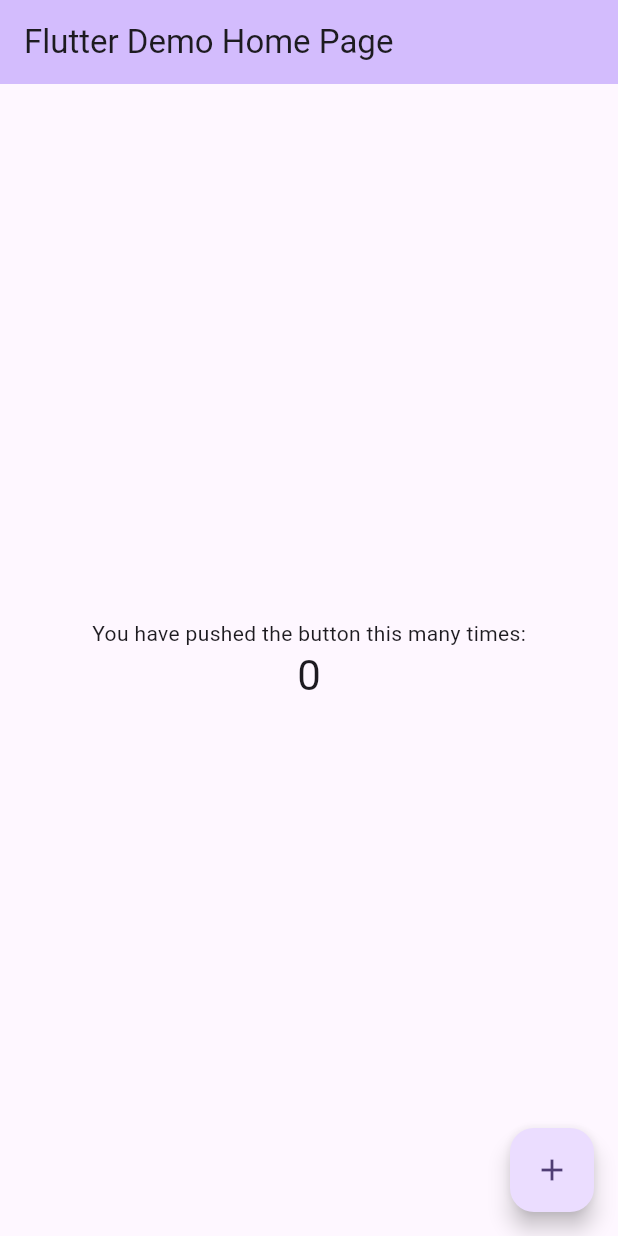
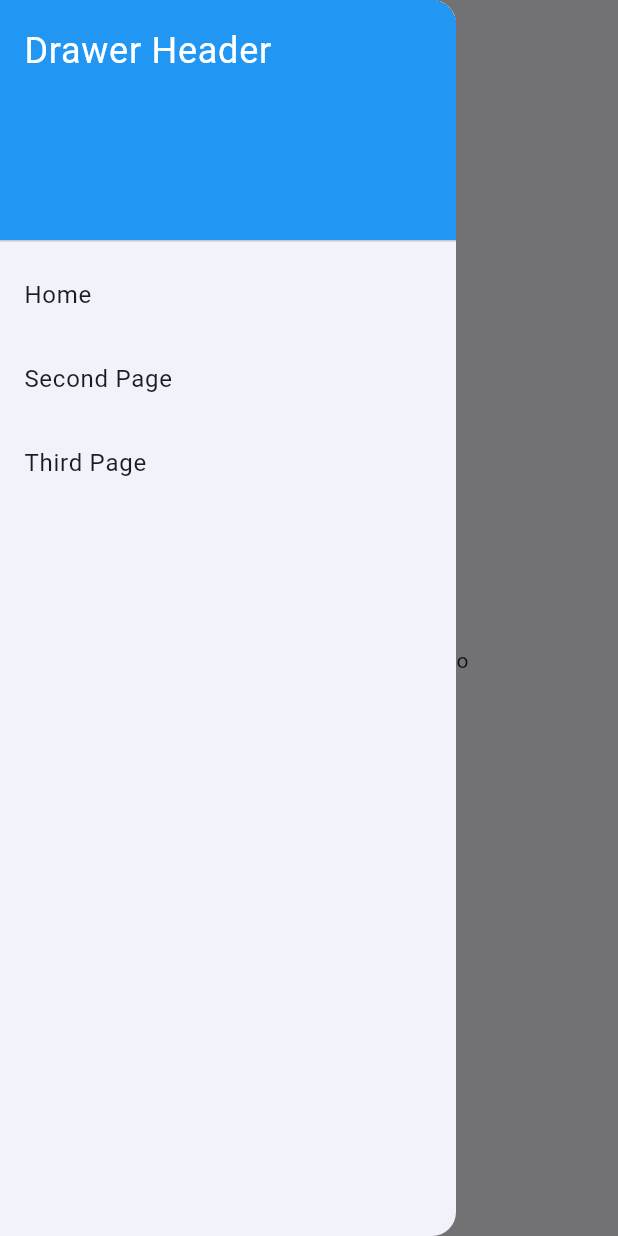
Before and after one commit to amir-398/ecommerce_app_flutter, a Flutter app: the screen it shows after launch, with the side drawer open (before the commit the screen has no drawer), on a phone screen of 412 x 824 dp. Run offline on Flutter 3.47's test engine with Material 3 defaults, Android fonts, the phone set to English and light mode, and no system bars; our stand-ins replace firebase_core; accounts and stored records are empty.

Commit message:
Initialize Flutter project with Firebase integration and basic navigation structure. Added login, register, and home pages with a drawer for navigation. Updated dependencies in pubspec.yaml and configured Android and iOS build settings.

```diff
--- a/lib/main.dart
+++ b/lib/main.dart
@@ -1,122 +1,37 @@
+import 'package:ecommerce_app_flutter/pages/login_page.dart';
+import 'package:ecommerce_app_flutter/pages/register_page.dart';
+import 'package:firebase_core/firebase_core.dart';
+
 import 'package:flutter/material.dart';
+import 'pages/home_page.dart';
+import 'pages/second_page.dart';
+import 'pages/third_page.dart';
 
-void main() {
+void main() async {
+  WidgetsFlutterBinding.ensureInitialized();
+  await Firebase.initializeApp();
   runApp(const MyApp());
 }
 
 class MyApp extends StatelessWidget {
   const MyApp({super.key});
 
-  // This widget is the root of your application.
   @override
   Widget build(BuildContext context) {
     return MaterialApp(
-      title: 'Flutter Demo',
-      theme: ThemeData(
-        // This is the theme of your application.
-        //
-        // TRY THIS: Try running your application with "flutter run". You'll see
-        // the application has a purple toolbar. Then, without quitting the app,
-        // try changing the seedColor in the colorScheme below to Colors.green
-        // and then invoke "hot reload" (save your changes or press the "hot
-        // reload" button in a Flutter-supported IDE, or press "r" if you used
-        // the command line to start the app).
-        //
-        // Notice that the counter didn't reset back to zero; the application
-        // state is not lost during the reload. To reset the state, use hot
-        // restart instead.
-        //
-        // This works for code too, not just values: Most code changes can be
-        // tested with just a hot reload.
-        colorScheme: ColorScheme.fromSeed(seedColor: Colors.deepPurple),
-      ),
-      home: const MyHomePage(title: 'Flutter Demo Home Page'),
+      title: 'Flutter Drawer Demo',
+      debugShowCheckedModeBanner: false,
+      theme: ThemeData(colorSchemeSeed: Colors.blue, useMaterial3: true),
+      // Définition de la route principale
+      initialRoute: '/',
+      // Définition des autres routes
+      routes: {
+        '/': (_) => const MyHomePage(),
+        '/second': (_) => const SecondPage(),
+        '/third': (_) => const ThirdPage(),
+        '/login': (_) => const LoginPage(),
+        '/register': (_) => const RegisterPage(),
+      },
     );
   }
 }
-
-class MyHomePage extends StatefulWidget {
-  const MyHomePage({super.key, required this.title});
-
-  // This widget is the home page of your application. It is stateful, meaning
-  // that it has a State object (defined below) that contains fields that affect
-  // how it looks.
-
-  // This class is the configuration for the state. It holds the values (in this
-  // case the title) provided by the parent (in this case the App widget) and
-  // used by the build method of the State. Fields in a Widget subclass are
-  // always marked "final".
-
-  final String title;
-
-  @override
-  State<MyHomePage> createState() => _MyHomePageState();
-}
-
-class _MyHomePageState extends State<MyHomePage> {
-  int _counter = 0;
-
-  void _incrementCounter() {
-    setState(() {
-      // This call to setState tells the Flutter framework that something has
-      // changed in this State, which causes it to rerun the build method below
-      // so that the display can reflect the updated values. If we changed
-      // _counter without calling setState(), then the build method would not be
-      // called again, and so nothing would appear to happen.
-      _counter++;
-    });
-  }
-
-  @override
-  Widget build(BuildContext context) {
-    // This method is rerun every time setState is called, for instance as done
-    // by the _incrementCounter method above.
-    //
-    // The Flutter framework has been optimized to make rerunning build methods
-    // fast, so that you can just rebuild anything that needs updating rather
-    // than having to individually change instances of widgets.
-    return Scaffold(
-      appBar: AppBar(
-        // TRY THIS: Try changing the color here to a specific color (to
-        // Colors.amber, perhaps?) and trigger a hot reload to see the AppBar
-        // change color while the other colors stay the same.
-        backgroundColor: Theme.of(context).colorScheme.inversePrimary,
-        // Here we take the value from the MyHomePage object that was created by
-        // the App.build method, and use it to set our appbar title.
-        title: Text(widget.title),
-      ),
-      body: Center(
-        // Center is a layout widget. It takes a single child and positions it
-        // in the middle of the parent.
-        child: Column(
-          // Column is also a layout widget. It takes a list of children and
-          // arranges them vertically. By default, it sizes itself to fit its
-          // children horizontally, and tries to be as tall as its parent.
-          //
-          // Column has various properties to control how it sizes itself and
-          // how it positions its children. Here we use mainAxisAlignment to
-          // center the children vertically; the main axis here is the vertical
-          // axis because Columns are vertical (the cross axis would be
-          // horizontal).
-          //
-          // TRY THIS: Invoke "debug painting" (choose the "Toggle Debug Paint"
-          // action in the IDE, or press "p" in the console), to see the
-          // wireframe for each widget.
-          mainAxisAlignment: MainAxisAlignment.center,
-          children: <Widget>[
-            const Text('You have pushed the button this many times:'),
-            Text(
-              '$_counter',
-              style: Theme.of(context).textTheme.headlineMedium,
-            ),
-          ],
-        ),
-      ),
-      floatingActionButton: FloatingActionButton(
-        onPressed: _incrementCounter,
-        tooltip: 'Increment',
-        child: const Icon(Icons.add),
-      ), // This trailing comma makes auto-formatting nicer for build methods.
-    );
-  }
-}
--- /dev/null
+++ b/lib/pages/home_page.dart
@@ -0,0 +1,20 @@
+import 'package:flutter/material.dart';
+import '../widgets/drawer.dart';
+
+class MyHomePage extends StatefulWidget {
+  const MyHomePage({super.key});
+
+  @override
+  State<MyHomePage> createState() => _MyHomePageState();
+}
+
+class _MyHomePageState extends State<MyHomePage> {
+  @override
+  Widget build(BuildContext context) {
+    return Scaffold(
+      appBar: AppBar(title: const Text('Flutter Drawer Demo')),
+      drawer: const AppDrawer(),
+      body: const Center(child: Text('Welcome to Flutter Drawer Demo')),
+    );
+  }
+}
--- /dev/null
+++ b/lib/pages/second_page.dart
@@ -0,0 +1,15 @@
+import 'package:flutter/material.dart';
+import '../widgets/drawer.dart';
+
+class SecondPage extends StatelessWidget {
+  const SecondPage({super.key});
+
+  @override
+  Widget build(BuildContext context) {
+    return Scaffold(
+      appBar: AppBar(title: const Text('Second Page')),
+      drawer: const AppDrawer(),
+      body: const Center(child: Text('This is the second page')),
+    );
+  }
+}
--- /dev/null
+++ b/lib/pages/third_page.dart
@@ -0,0 +1,15 @@
+import 'package:flutter/material.dart';
+import '../widgets/drawer.dart';
+
+class ThirdPage extends StatelessWidget {
+  const ThirdPage({super.key});
+
+  @override
+  Widget build(BuildContext context) {
+    return Scaffold(
+      appBar: AppBar(title: const Text('Third Page')),
+      drawer: const AppDrawer(),
+      body: const Center(child: Text('This is the third page')),
+    );
+  }
+}
--- /dev/null
+++ b/lib/widgets/drawer.dart
@@ -0,0 +1,40 @@
+import 'package:flutter/material.dart';
+
+class AppDrawer extends StatelessWidget {
+  const AppDrawer({super.key});
+
+  void _go(BuildContext context, String route) {
+    // Ferme le drawer puis remplace la route courante pour éviter d'empiler
+    Navigator.pop(context);
+    final current = ModalRoute.of(context)?.settings.name;
+    if (current == route) return;
+    Navigator.pushReplacementNamed(context, route);
+  }
+
+  @override
+  Widget build(BuildContext context) {
+    return Drawer(
+      child: ListView(
+        padding: EdgeInsets.zero,
+        children: [
+          const DrawerHeader(
+            decoration: BoxDecoration(color: Colors.blue),
+            child: Text(
+              'Drawer Header',
+              style: TextStyle(color: Colors.white, fontSize: 24),
+            ),
+          ),
+          ListTile(title: const Text('Home'), onTap: () => _go(context, '/')),
+          ListTile(
+            title: const Text('Second Page'),
+            onTap: () => _go(context, '/second'),
+          ),
+          ListTile(
+            title: const Text('Third Page'),
+            onTap: () => _go(context, '/third'),
+          ),
+        ],
+      ),
+    );
+  }
+}
```
Also changed, not shown: lib/pages/login_page.dart (added, +15 -0 lines), lib/pages/register_page.dart (added, +15 -0 lines), pubspec.yaml (+7 -2 lines), pubspec.lock, 12 other files.
